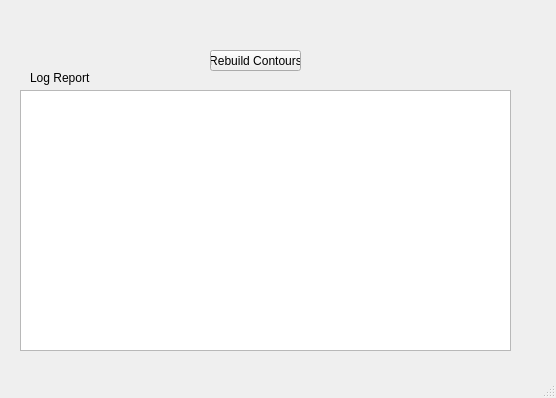
vg3095/Hand-Gesture-Recognition, file design/settings.ui: the form before one commit.
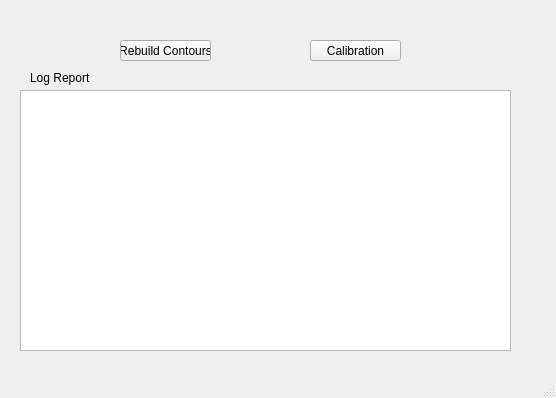
The form after the commit.

Patch:
```diff
--- a/design/settings.ui
+++ b/design/settings.ui
@@ -10,6 +10,24 @@
     <height>398</height>
    </rect>
   </property>
+  <property name="sizePolicy">
+   <sizepolicy hsizetype="Preferred" vsizetype="Preferred">
+    <horstretch>0</horstretch>
+    <verstretch>0</verstretch>
+   </sizepolicy>
+  </property>
+  <property name="minimumSize">
+   <size>
+    <width>556</width>
+    <height>398</height>
+   </size>
+  </property>
+  <property name="maximumSize">
+   <size>
+    <width>556</width>
+    <height>398</height>
+   </size>
+  </property>
   <property name="windowTitle">
    <string>Settings</string>
   </property>
@@ -17,8 +35,8 @@
    <widget class="QPushButton" name="ContoursButton">
     <property name="geometry">
      <rect>
-      <x>210</x>
-      <y>50</y>
+      <x>120</x>
+      <y>40</y>
       <width>91</width>
       <height>21</height>
      </rect>
@@ -50,6 +68,19 @@
      <string>Log Report</string>
     </property>
    </widget>
+   <widget class="QPushButton" name="ContoursButton_2">
+    <property name="geometry">
+     <rect>
+      <x>310</x>
+      <y>40</y>
+      <width>91</width>
+      <height>21</height>
+     </rect>
+    </property>
+    <property name="text">
+     <string>Calibration</string>
+    </property>
+   </widget>
   </widget>
   <widget class="QMenuBar" name="menubar">
    <property name="geometry">
```
